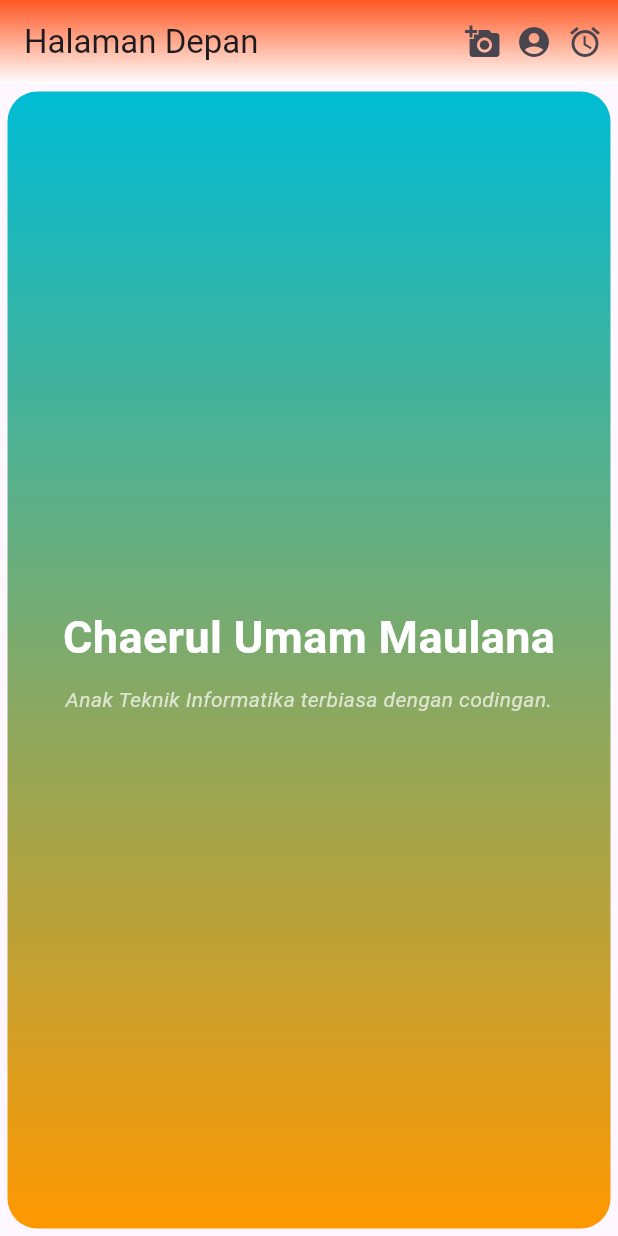
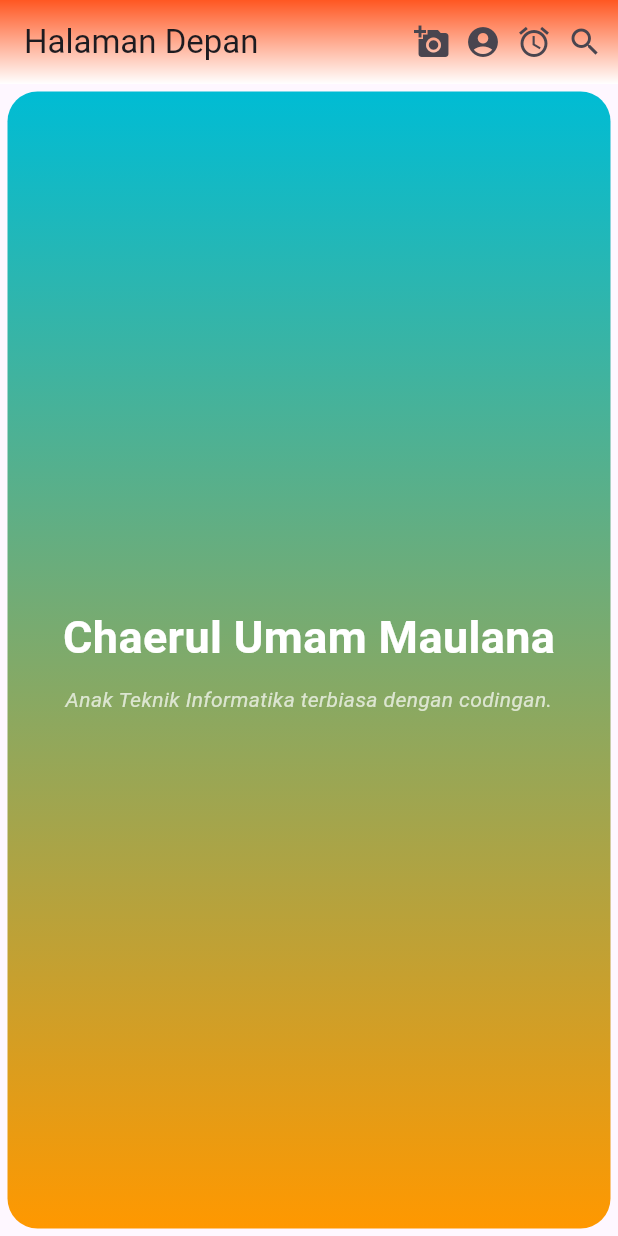
Before and after one commit to ChaerulUmamMaulana/latihan_week5_containers_1123150132, a Flutter app: the screen it shows after launch, on a phone screen of 412 x 824 dp. Run offline on Flutter 3.47's test engine with Material 3 defaults, Android fonts, the phone set to English and light mode, and no system bars.

Commit message:
Penambahan icons pada app bar

```diff
--- a/lib/main.dart
+++ b/lib/main.dart
@@ -32,6 +32,8 @@ class Halaman extends StatelessWidget {
           Icon(Icons.account_circle),
           SizedBox(width: 10),
           Icon( Icons.access_alarm),
+          SizedBox(width: 10),
+          Icon(Icons.search),
           SizedBox(width: 10),
         ],
          flexibleSpace: Container(
```
